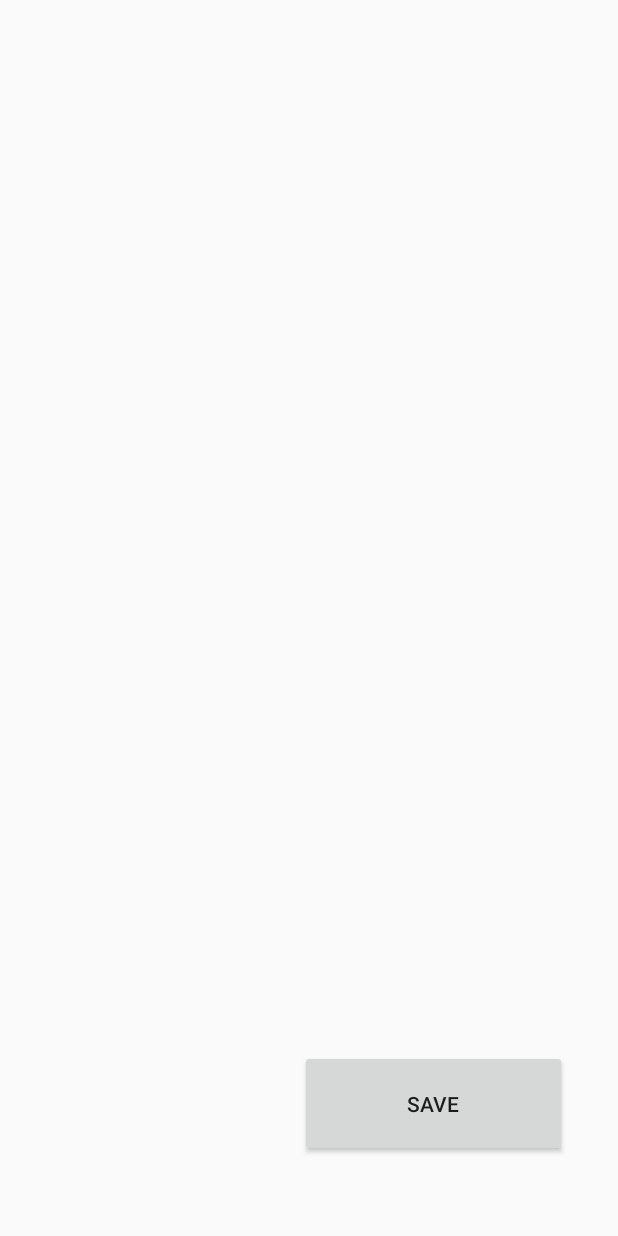
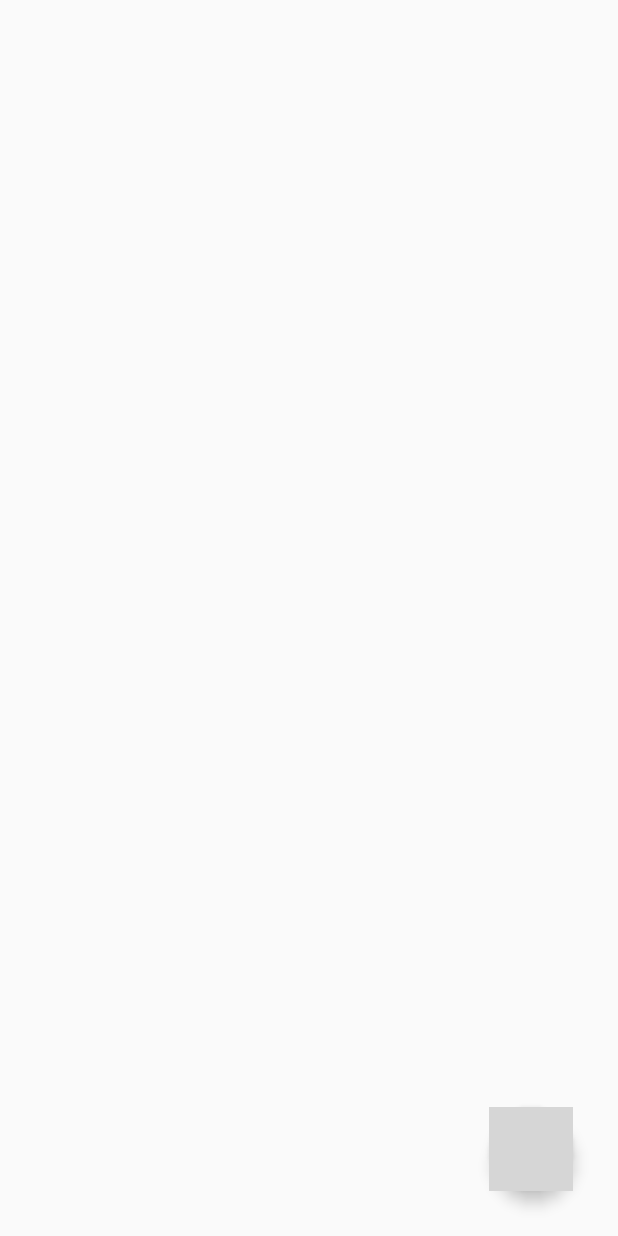
Before and after one commit to ankesh2108/photogallaryApp, an Android app: the layout activity_main.xml on its own in the app's theme, with its tools: preview values and no code run, on a phone screen of 412 x 824 dp. Run offline under Robolectric (Android 15) with nearby library versions, the phone set to English and light mode, and no system bars; grey boxes are pictures that could not be loaded.

Commit message:
Changed basic layout

```diff
--- a/app/src/main/res/layout/activity_main.xml
+++ b/app/src/main/res/layout/activity_main.xml
@@ -1,44 +1,33 @@
 <?xml version="1.0" encoding="utf-8"?>
-<LinearLayout xmlns:android="http://schemas.android.com/apk/res/android"
-    xmlns:app="http://schemas.android.com/apk/res-auto"
+<RelativeLayout xmlns:android="http://schemas.android.com/apk/res/android"
     xmlns:tools="http://schemas.android.com/tools"
     android:layout_width="match_parent"
     android:layout_height="match_parent"
-    tools:context=".MainActivity"
-    android:orientation="vertical">
+    android:orientation="vertical"
+    tools:context=".MainActivity">
 
-    <ImageView
-        android:id="@+id/imageView"
-        android:layout_width="200dp"
-        android:layout_height="300dp"
-        android:layout_marginLeft="300px"
-        android:layout_marginTop="200px"
-
-        tools:layout_editor_absoluteX="141dp"
-        tools:layout_editor_absoluteY="338dp" />
-    <Button
-        android:id="@+id/btn_save"
-        android:layout_width="178dp"
-        android:layout_height="71dp"
-        android:layout_marginLeft="300px"
-        android:layout_marginTop="400px"
-        android:text="Save"
-
-        tools:layout_editor_absoluteX="161dp"
-        tools:layout_editor_absoluteY="597dp" />
-
-    <Button
-        android:id="@+id/capture"
-        android:text="capture"
-        android:layout_width="178dp"
-        android:layout_height="71dp"
-        android:layout_marginLeft="300px"
-        android:layout_marginTop="100px"
-        android:onClick="captureimg"
-        tools:layout_editor_absoluteX="161dp"
-        tools:layout_editor_absoluteY="597dp" />
+    <GridView
+        android:id="@+id/gridView"
+        android:layout_width="fill_parent"
+        android:layout_height="fill_parent"
+        android:gravity="center"
+        android:numColumns="3"
+        android:horizontalSpacing="5dp"
+        android:verticalSpacing="7dp"
+        android:scrollbars="vertical"
+        android:stretchMode="columnWidth"
+        android:layout_margin="5dp"/>
 
 
+    <com.google.android.material.floatingactionbutton.FloatingActionButton
+        android:id="@+id/capture_floatingBtn"
+        android:layout_width="wrap_content"
+        android:layout_height="wrap_content"
+        android:layout_alignParentEnd="true"
+        android:layout_alignParentBottom="true"
+        android:layout_margin="30dp"
+        android:onClick="captureImg"
+        android:src="@drawable/add_drawable" />
 
 
-</LinearLayout>
+</RelativeLayout>
```
